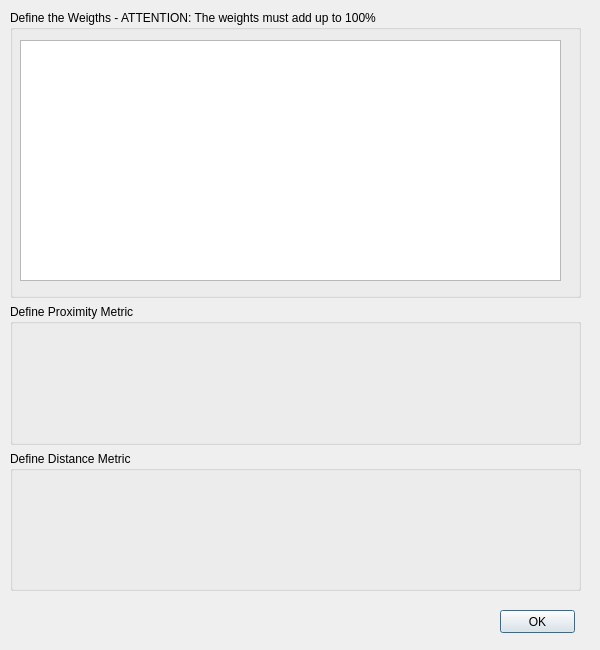
Qt form modules/CompVis/MultidimensionalScalingDialog.ui (3dct/open_iA) before a commit.
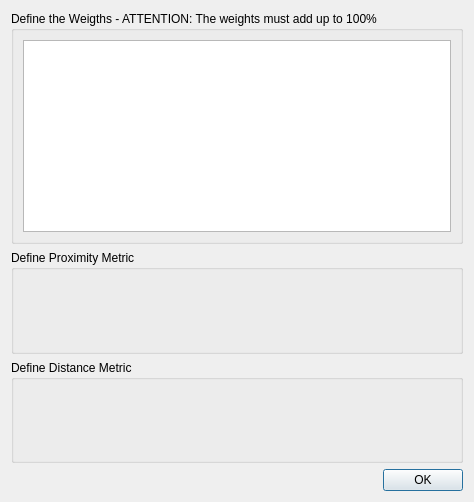
The same form after that commit.

Commit message: CompVis: Refactor ui files for better layout usage

What changed in the file:
```diff
--- a/modules/CompVis/MultidimensionalScalingDialog.ui
+++ b/modules/CompVis/MultidimensionalScalingDialog.ui
@@ -6,8 +6,8 @@
    <rect>
     <x>0</x>
     <y>0</y>
-    <width>600</width>
-    <height>650</height>
+    <width>474</width>
+    <height>502</height>
    </rect>
   </property>
   <property name="windowTitle">
@@ -19,92 +19,81 @@
   <property name="modal">
    <bool>false</bool>
   </property>
-  <widget class="QWidget" name="horizontalLayoutWidget">
-   <property name="geometry">
-    <rect>
-     <x>10</x>
-     <y>10</y>
-     <width>571</width>
-     <height>581</height>
-    </rect>
-   </property>
-   <layout class="QHBoxLayout" name="horizontalLayout">
-    <item>
-     <layout class="QVBoxLayout" name="verticalLayout">
+  <layout class="QVBoxLayout" name="verticalLayout_2">
       <item>
        <widget class="QGroupBox" name="Box_Weights">
+     <property name="sizePolicy">
+      <sizepolicy hsizetype="Preferred" vsizetype="Expanding">
+       <horstretch>0</horstretch>
+       <verstretch>0</verstretch>
+      </sizepolicy>
+     </property>
         <property name="title">
          <string>Define the Weigths - ATTENTION: The weights must add up to 100%</string>
         </property>
-        <widget class="QTableWidget" name="tableWeightsWidget">
-         <property name="geometry">
-          <rect>
-           <x>10</x>
-           <y>30</y>
-           <width>541</width>
-           <height>241</height>
-          </rect>
-         </property>
-        </widget>
-       </widget>
-      </item>
+     <layout class="QHBoxLayout" name="horizontalLayout">
       <item>
-       <layout class="QVBoxLayout" name="verticalLayout_3">
+       <widget class="QTableWidget" name="tableWeightsWidget"/>
+      </item>
+     </layout>
+    </widget>
+   </item>
         <item>
          <widget class="QGroupBox" name="box_Proximity">
+     <property name="sizePolicy">
+      <sizepolicy hsizetype="Preferred" vsizetype="Expanding">
+       <horstretch>0</horstretch>
+       <verstretch>0</verstretch>
+      </sizepolicy>
+     </property>
           <property name="title">
            <string>Define Proximity Metric</string>
           </property>
-          <widget class="QWidget" name="verticalLayoutWidget_2">
-           <property name="geometry">
-            <rect>
-             <x>10</x>
-             <y>20</y>
-             <width>541</width>
-             <height>101</height>
-            </rect>
-           </property>
            <layout class="QVBoxLayout" name="layoutProximityMetric"/>
           </widget>
-         </widget>
         </item>
         <item>
          <widget class="QGroupBox" name="box_Distance">
+     <property name="sizePolicy">
+      <sizepolicy hsizetype="Preferred" vsizetype="Expanding">
+       <horstretch>0</horstretch>
+       <verstretch>0</verstretch>
+      </sizepolicy>
+     </property>
           <property name="title">
            <string>Define Distance Metric</string>
           </property>
-          <widget class="QWidget" name="verticalLayoutWidget_6">
-           <property name="geometry">
-            <rect>
-             <x>10</x>
-             <y>20</y>
-             <width>541</width>
-             <height>101</height>
-            </rect>
-           </property>
            <layout class="QVBoxLayout" name="layoutDistanceMetric"/>
           </widget>
-         </widget>
-        </item>
-       </layout>
-      </item>
-     </layout>
-    </item>
-   </layout>
-  </widget>
+   </item>
+   <item>
+    <layout class="QHBoxLayout" name="horizontalLayout_2">
+     <property name="spacing">
+      <number>0</number>
+     </property>
+     <item>
+      <spacer name="horizontalSpacer">
+       <property name="orientation">
+        <enum>Qt::Horizontal</enum>
+       </property>
+       <property name="sizeHint" stdset="0">
+        <size>
+         <width>40</width>
+         <height>20</height>
+        </size>
+       </property>
+      </spacer>
+     </item>
+     <item>
   <widget class="QPushButton" name="Button_StartMDS">
-   <property name="geometry">
-    <rect>
-     <x>500</x>
-     <y>610</y>
-     <width>75</width>
-     <height>23</height>
-    </rect>
-   </property>
    <property name="text">
     <string>OK</string>
    </property>
   </widget>
+     </item>
+    </layout>
+   </item>
+  </layout>
  </widget>
  <resources/>
  <connections/>
```
Lines whose indentation alone changed are shown as unchanged. The commit also changes 1 other file.
